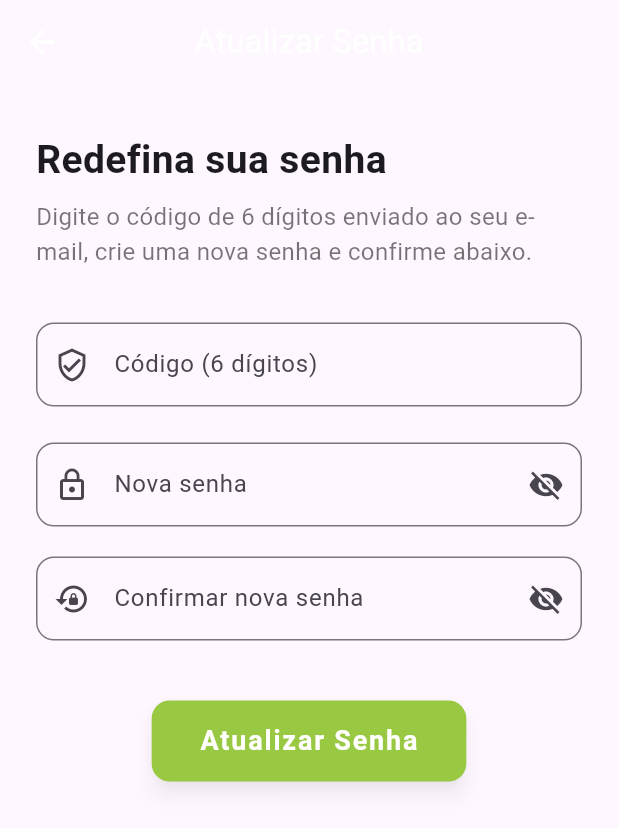
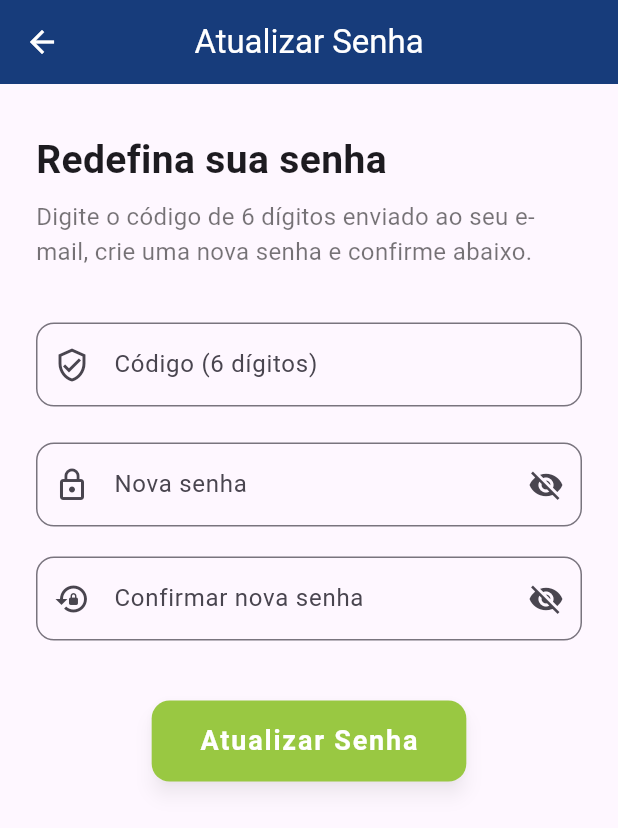
Before and after one commit to Death-Chronos/findl_uf, a Flutter app: the ResetPasswordView screen opened directly, on a phone screen of 412 x 824 dp. Shown: the top 828 px of the screen. Run offline on Flutter 3.47's test engine with Material 3 defaults, Android fonts, the phone set to English and light mode, and no system bars; our stand-ins replace app_links, image_picker, supabase_flutter; accounts and stored records are empty.

Commit message:
Melhorar UI

```diff
--- a/lib/views/auth/forgot_password_view.dart
+++ b/lib/views/auth/forgot_password_view.dart
@@ -52,6 +52,7 @@ class _ForgotPasswordViewState extends State<ForgotPasswordView> {
         backgroundColor: const Color(0xFF173C7B),
         leading: IconButton(
           icon: const Icon(Icons.arrow_back),
+          color: Colors.white,
           onPressed: () => Navigator.of(context).pop(),
         ),
       ),
--- a/lib/views/auth/reset_password_view.dart
+++ b/lib/views/auth/reset_password_view.dart
@@ -50,6 +50,7 @@ class _ResetPasswordViewState extends State<ResetPasswordView> {
         }
       }
     } catch (e) {
+
       showErrorDialog(
         context,
         title: "Erro ao mudar senha",
@@ -65,7 +66,9 @@ class _ResetPasswordViewState extends State<ResetPasswordView> {
         title: const Text(
           "Atualizar Senha",
           style: TextStyle(color: Colors.white),
+
         ),
+        backgroundColor: const Color(0xFF173C7B),
         centerTitle: true,
         leading: IconButton(
           icon: const Icon(Icons.arrow_back),
```
